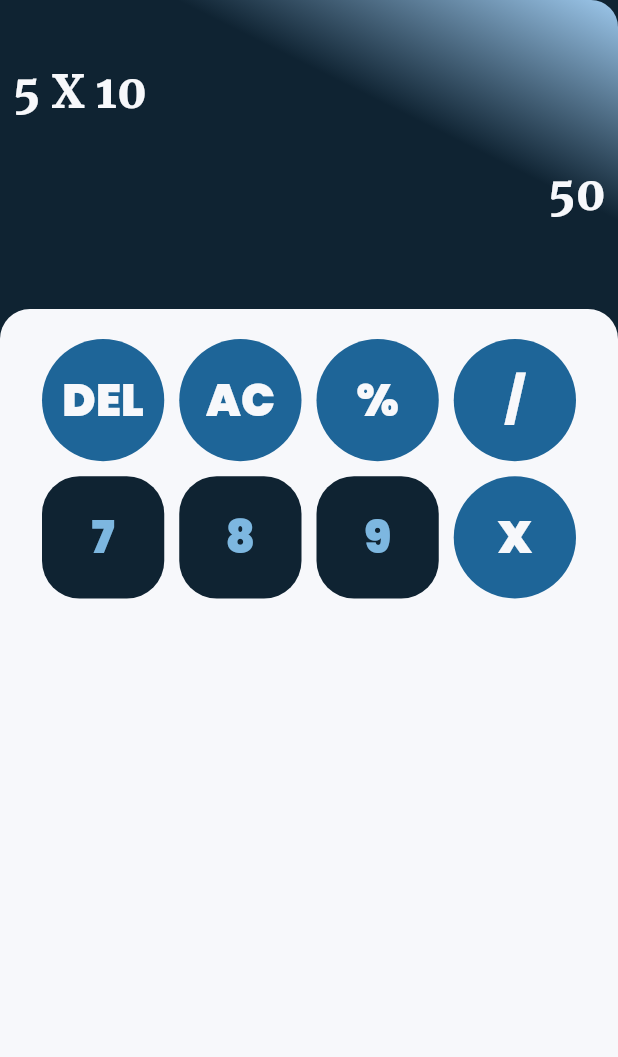
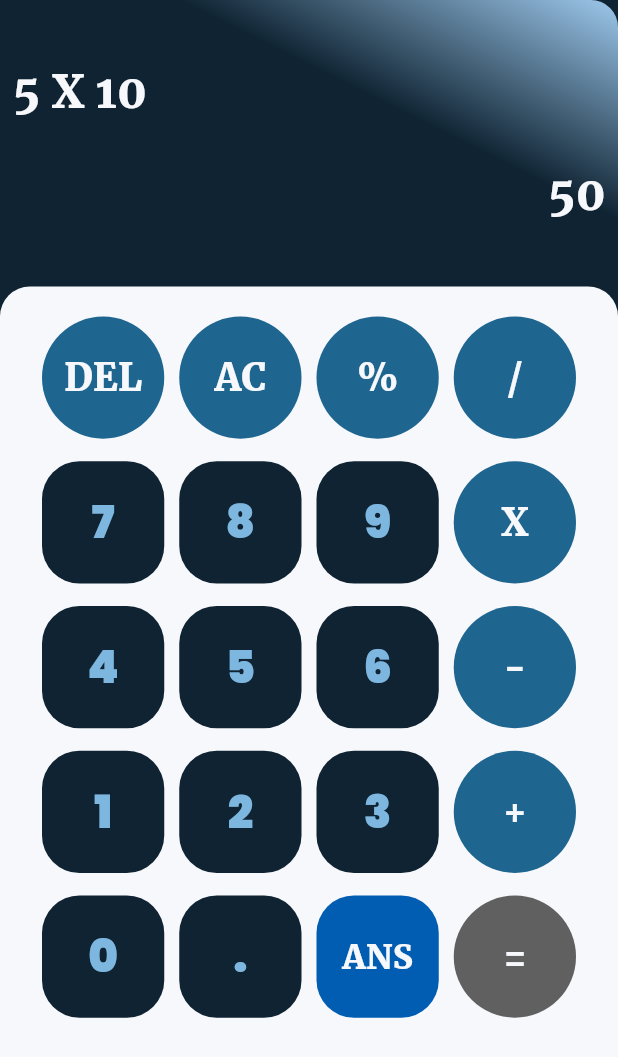
Before and after one commit to esraa-mohamad/calculator-app, a Flutter app: the screen it shows after launch, on a phone screen of 412 x 824 dp. Shown: the top 1057 px of the screen. Run offline on Flutter 3.47's test engine with Material 3 defaults, Android fonts, the phone set to English and light mode, and no system bars; our stand-ins replace go_router, lottie.

Commit message:
implement calculator home part 2

```diff
--- a/lib/presentation/resources/color_manager.dart
+++ b/lib/presentation/resources/color_manager.dart
@@ -3,7 +3,7 @@ import 'package:flutter/material.dart';
 class ColorManager {
   static const Color blue = Color(0xff005DB2);
   static const Color darkBlue = Color(0xff0F2332);
-  static const Color lightBlue = Color(0xff1E6598);
+  static const Color lightBlue = Color(0xff1E6590);
   static const Color babyBlue = Color(0xff7DB7E0);
   static const Color lightBabyBlue = Color(0xff9DC8EC);
   static const Color equalColor = Color(0xff1991FF);
--- a/lib/presentation/resources/style_manager.dart
+++ b/lib/presentation/resources/style_manager.dart
@@ -6,9 +6,9 @@ abstract class StyleManager {
 
   static TextStyle getStyleRegular(){
     return const TextStyle(
-      color: ColorManager.babyBlue,
-      fontWeight: FontWeightManager.regular,
-      fontSize: FontSize.s16 ,
+      color: ColorManager.white,
+      fontWeight: FontWeightManager.semiBold,
+      fontSize: FontSize.s25 ,
       fontFamily: FontFamilyManager.textFont,
     );
   }
@@ -24,7 +24,7 @@ abstract class StyleManager {
 
   static TextStyle getStyleSemiBold(){
     return const TextStyle(
-      color: ColorManager.white,
+      color: ColorManager.babyBlue,
       fontWeight: FontWeightManager.semiBold,
       fontSize: FontSize.s30 ,
       fontFamily: FontFamilyManager.numberFont,
--- a/lib/presentation/screen/calculateHome/calculate_home_view.dart
+++ b/lib/presentation/screen/calculateHome/calculate_home_view.dart
@@ -1,8 +1,6 @@
 import 'package:calculator_app/presentation/resources/color_manager.dart';
-import 'package:calculator_app/presentation/resources/style_manager.dart';
-import 'package:calculator_app/presentation/widgets/circle_shape.dart';
+import 'package:calculator_app/presentation/widgets/calculator_section.dart';
 import 'package:calculator_app/presentation/widgets/result_section.dart';
-import 'package:calculator_app/presentation/widgets/square_shape.dart';
 import 'package:flutter/material.dart';
 
 import '../../resources/values_manager.dart';
@@ -32,53 +30,13 @@ class CalculatesHomeView extends StatelessWidget {
                 ColorManager.lightBabyBlue,
               ],
             )),
-        child: Column(
-          children: [
-            const Expanded(child: ResultSection()),
-            Expanded(
-              flex: 3,
-              child: Container(
-                padding: const EdgeInsets.symmetric(horizontal: AppPadding.p8),
-                decoration: const BoxDecoration(
-                  color: ColorManager.white,
-                  borderRadius: BorderRadius.only(
-                    topRight: Radius.circular(AppSize.s20),
-                    topLeft: Radius.circular(AppSize.s20),
-                  ),
-                ),
-                child: GridView.count(
-                  crossAxisCount: 4,
-                  padding: const EdgeInsets.all(20),
-                  crossAxisSpacing: 10,
-                  mainAxisSpacing: 10,
-                  children: const [
-                    CircleShape(
-                      text: 'DEL',
-                    ),
-                    CircleShape(
-                      text: 'AC',
-                    ),
-                    CircleShape(
-                      text: '%',
-                    ),
-                    CircleShape(
-                      text: '/',
-                    ),
-                    SquareShape(
-                      text: '7',
-                    ),
-                    SquareShape(
-                      text: '8',
-                    ),
-                    SquareShape(
-                      text: '9',
-                    ),
-                    CircleShape(
-                      text: 'X',
-                    ),
-                  ],
-                ),
-              ),
+        child: const CustomScrollView(
+          slivers: [
+            SliverToBoxAdapter(
+              child: ResultSection(),
+            ),
+            SliverFillRemaining(
+              child: CalculatorSection(),
             ),
           ],
         ),
--- /dev/null
+++ b/lib/presentation/widgets/calculator_section.dart
@@ -0,0 +1,98 @@
+import 'package:calculator_app/presentation/widgets/square_shape.dart';
+import 'package:flutter/material.dart';
+
+import '../resources/color_manager.dart';
+import '../resources/fonts_manager.dart';
+import '../resources/values_manager.dart';
+import 'circle_shape.dart';
+
+class CalculatorSection extends StatelessWidget {
+  const CalculatorSection({super.key});
+
+  @override
+  Widget build(BuildContext context) {
+    return  Container(
+      padding: const EdgeInsets.symmetric(horizontal: AppPadding.p8),
+      decoration: const BoxDecoration(
+        color: ColorManager.white,
+        borderRadius: BorderRadius.only(
+          topRight: Radius.circular(AppSize.s20),
+          topLeft: Radius.circular(AppSize.s20),
+        ),
+      ),
+      child: GridView.count(
+        crossAxisCount: 4,
+        padding: const EdgeInsets.all(20),
+        crossAxisSpacing: 10,
+        mainAxisSpacing: 15,
+        children: const [
+          CircleShape(
+            text: 'DEL',
+          ),
+          CircleShape(
+            text: 'AC',
+          ),
+          CircleShape(
+            text: '%',
+          ),
+          CircleShape(
+            text: '/',
+          ),
+          SquareShape(
+            text: '7',
+          ),
+          SquareShape(
+            text: '8',
+          ),
+          SquareShape(
+            text: '9',
+          ),
+          CircleShape(
+            text: 'X',
+          ),
+          SquareShape(
+            text: '4',
+          ),
+          SquareShape(
+            text: '5',
+          ),
+          SquareShape(
+            text: '6',
+          ),
+          CircleShape(
+            text: '-',
+          ),
+          SquareShape(
+            text: '1',
+          ),
+          SquareShape(
+            text: '2',
+          ),
+          SquareShape(
+            text: '3',
+          ),
+          CircleShape(
+            text: '+',
+          ),
+          SquareShape(
+            text: '0',
+          ),
+          SquareShape(
+            text: '.',
+          ),
+          SquareShape(
+            text: 'ANS',
+            fontSize: FontSize.s22,
+            fontFamily: FontFamilyManager.textFont,
+            colorText: ColorManager.white,
+            colorShape: ColorManager.blue,
+          ),
+          CircleShape(
+            text: '=',
+            circleColor: ColorManager.grey,
+          ),
+        ],
+      ),
+    );
+  }
+}
--- a/lib/presentation/widgets/circle_shape.dart
+++ b/lib/presentation/widgets/circle_shape.dart
@@ -18,7 +18,7 @@ class CircleShape extends StatelessWidget {
         onPressed: (){},
         child: Text(
             text,
-            style: StyleManager.getStyleSemiBold()
+            style: StyleManager.getStyleRegular()
         ),
       ),
     );
--- a/lib/presentation/widgets/square_shape.dart
+++ b/lib/presentation/widgets/square_shape.dart
@@ -5,22 +5,35 @@ import '../resources/style_manager.dart';
 import '../resources/values_manager.dart';
 
 class SquareShape extends StatelessWidget {
-  const SquareShape({super.key, required this.text});
+  const SquareShape(
+      {super.key,
+      required this.text,
+      this.fontSize,
+      this.fontFamily,
+      this.colorText,
+      this.colorShape =ColorManager.darkBlue});
 
-  final String text ;
+  final String text;
+
+  final double? fontSize;
+
+  final String? fontFamily;
+  final Color? colorText;
+  final Color colorShape;
+
   @override
   Widget build(BuildContext context) {
     return Container(
       decoration: BoxDecoration(
-          borderRadius: BorderRadius.circular(AppSize.s25),
-          color: ColorManager.darkBlue
-      ),
+          borderRadius: BorderRadius.circular(AppSize.s25), color: colorShape),
       child: TextButton(
-        onPressed: (){},
+        onPressed: () {},
         child: Text(
           text,
           style: StyleManager.getStyleSemiBold().copyWith(
-              color: ColorManager.babyBlue
+            color: colorText,
+            fontSize: fontSize,
+            fontFamily: fontFamily,
           ),
         ),
       ),
```
